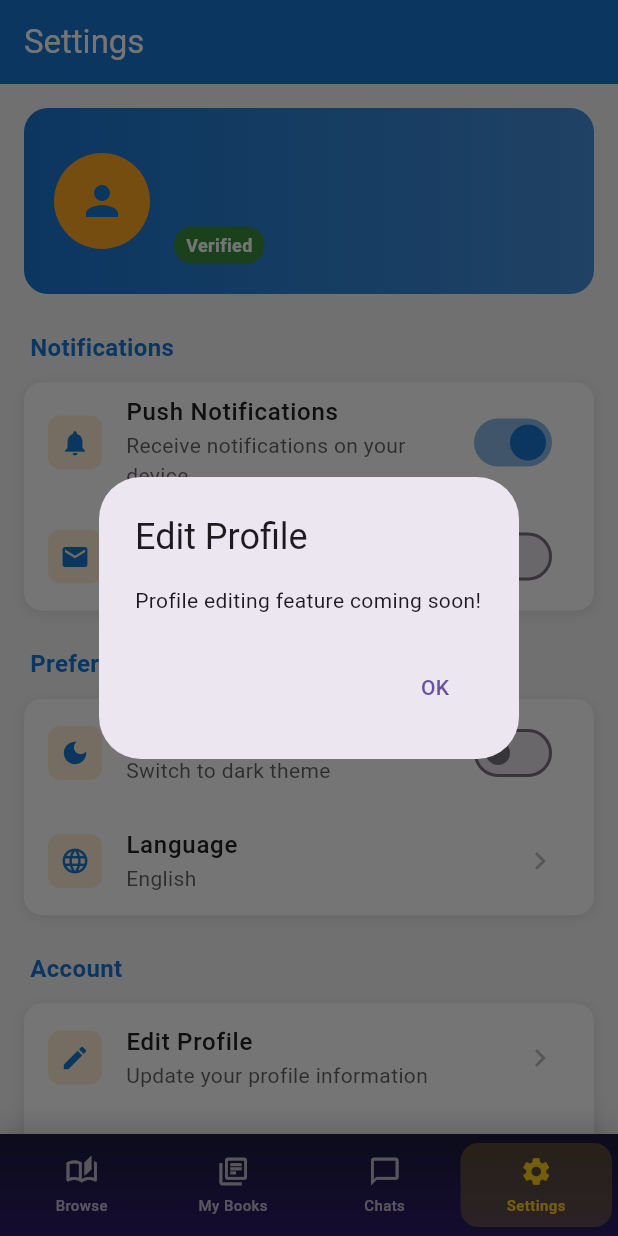
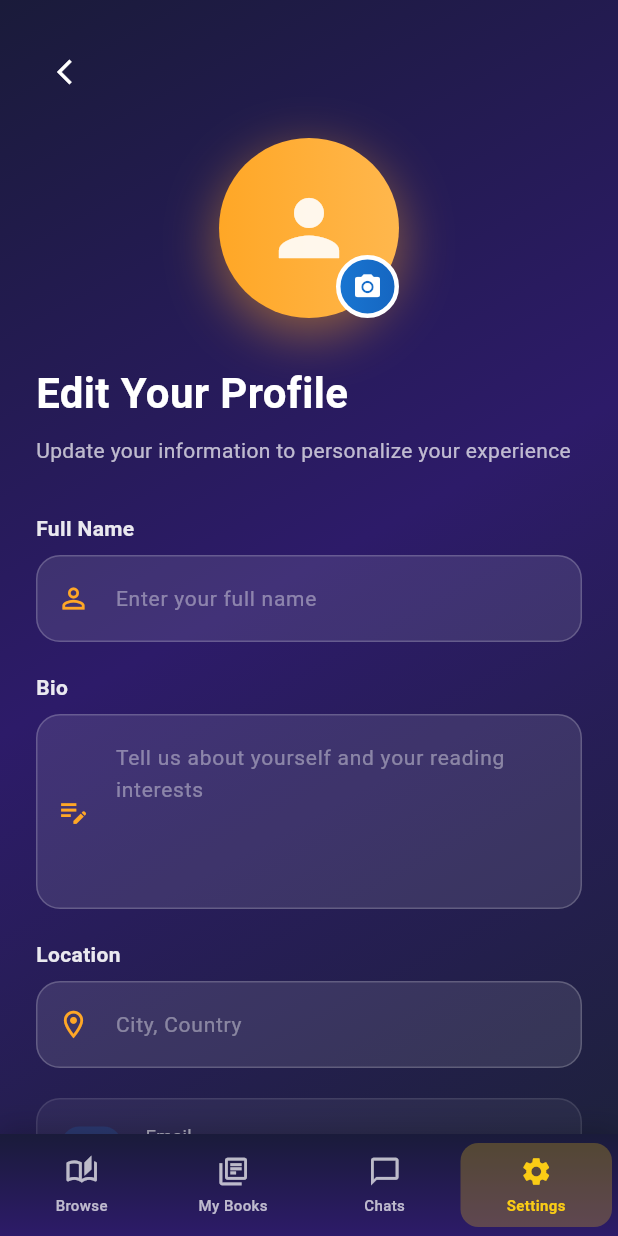
Before and after one commit to Innocent-Gershon/book_swap_mobile_dev, a Flutter app: the SettingsPage screen opened by its route, after a tap on "Edit Profile", on a phone screen of 412 x 824 dp. Run offline on Flutter 3.47's test engine with Material 3 defaults, Android fonts, the phone set to English and light mode, and no system bars; our stand-ins replace cloud_firestore, dartz, equatable, firebase_auth, firebase_core, firebase_storage and 7 more; accounts and stored records are empty.

Commit message:
Creative Edit Profile page implemented

```diff
--- /dev/null
+++ b/lib/presentation/pages/edit_profile_page.dart
@@ -0,0 +1,444 @@
+import 'package:flutter/material.dart';
+import 'package:flutter_riverpod/flutter_riverpod.dart';
+import 'package:cloud_firestore/cloud_firestore.dart';
+import '../../services/auth_service.dart';
+import '../theme/app_colors.dart';
+
+class EditProfilePage extends ConsumerStatefulWidget {
+  const EditProfilePage({super.key});
+
+  @override
+  ConsumerState<EditProfilePage> createState() => _EditProfilePageState();
+}
+
+class _EditProfilePageState extends ConsumerState<EditProfilePage> with SingleTickerProviderStateMixin {
+  final _formKey = GlobalKey<FormState>();
+  final _nameController = TextEditingController();
+  final _bioController = TextEditingController();
+  final _locationController = TextEditingController();
+  bool _isLoading = false;
+  bool _isSaving = false;
+
+  late AnimationController _animationController;
+  late Animation<double> _fadeAnimation;
+  late Animation<Offset> _slideAnimation;
+
+  @override
+  void initState() {
+    super.initState();
+    _animationController = AnimationController(
+      vsync: this,
+      duration: const Duration(milliseconds: 800),
+    );
+    _fadeAnimation = Tween<double>(begin: 0.0, end: 1.0).animate(
+      CurvedAnimation(parent: _animationController, curve: Curves.easeOut),
+    );
+    _slideAnimation = Tween<Offset>(
+      begin: const Offset(0, 0.3),
+      end: Offset.zero,
+    ).animate(CurvedAnimation(parent: _animationController, curve: Curves.easeOut));
+
+    _loadUserData();
+    _animationController.forward();
+  }
+
+  void _loadUserData() async {
+    setState(() => _isLoading = true);
+    final currentUser = AuthService.currentUser;
+    if (currentUser != null) {
+      try {
+        final userDoc = await FirebaseFirestore.instance
+            .collection('users')
+            .doc(currentUser.uid)
+            .get();
+
+        if (userDoc.exists && mounted) {
+          final data = userDoc.data()!;
+          _nameController.text = data['name'] ?? '';
+          _bioController.text = data['bio'] ?? '';
+          _locationController.text = data['location'] ?? '';
+        }
+      } catch (e) {
+        if (mounted) {
+          ScaffoldMessenger.of(context).showSnackBar(
+            SnackBar(content: Text('Failed to load profile: $e')),
+          );
+        }
+      }
+    }
+    setState(() => _isLoading = false);
+  }
+
+  @override
+  void dispose() {
+    _nameController.dispose();
+    _bioController.dispose();
+    _locationController.dispose();
+    _animationController.dispose();
+    super.dispose();
+  }
+
+  @override
+  Widget build(BuildContext context) {
+    final currentUser = AuthService.currentUser;
+
+    return Scaffold(
+      body: Container(
+        decoration: BoxDecoration(
+          gradient: LinearGradient(
+            begin: Alignment.topLeft,
+            end: Alignment.bottomRight,
+            colors: [
+              const Color(0xFF1A1B3A),
+              const Color(0xFF2D1B69),
+              const Color(0xFF1E213D),
+            ],
+          ),
+        ),
+        child: SafeArea(
+          child: _isLoading
+              ? Center(child: CircularProgressIndicator(color: AppColors.accent))
+              : FadeTransition(
+                  opacity: _fadeAnimation,
+                  child: SlideTransition(
+                    position: _slideAnimation,
+                    child: SingleChildScrollView(
+                      padding: const EdgeInsets.all(24),
+                      child: Form(
+                        key: _formKey,
+                        child: Column(
+                          crossAxisAlignment: CrossAxisAlignment.start,
+                          children: [
+                            Row(
+                              children: [
+                                IconButton(
+                                  onPressed: () => Navigator.pop(context),
+                                  icon: const Icon(Icons.arrow_back_ios, color: Colors.white, size: 20),
+                                ),
+                                const Spacer(),
+                              ],
+                            ),
+                            const SizedBox(height: 20),
+                            Center(
+                              child: Stack(
+                                children: [
+                                  Container(
+                                    width: 120,
+                                    height: 120,
+                                    decoration: BoxDecoration(
+                                      shape: BoxShape.circle,
+                                      gradient: LinearGradient(
+                                        colors: [AppColors.accent, AppColors.accentLight],
+                                      ),
+                                      boxShadow: [
+                                        BoxShadow(
+                                          color: AppColors.accent.withValues(alpha: 0.5),
+                                          blurRadius: 30,
+                                          offset: const Offset(0, 10),
+                                        ),
+                                      ],
+                                    ),
+                                    child: Icon(
+                                      Icons.person,
+                                      size: 60,
+                                      color: Colors.white.withValues(alpha: 0.9),
+                                    ),
+                                  ),
+                                  Positioned(
+                                    bottom: 0,
+                                    right: 0,
+                                    child: Container(
+                                      padding: const EdgeInsets.all(8),
+                                      decoration: BoxDecoration(
+                                        gradient: LinearGradient(
+                                          colors: [AppColors.primary, AppColors.primaryDark],
+                                        ),
+                                        shape: BoxShape.circle,
+                                        border: Border.all(color: Colors.white, width: 3),
+                                      ),
+                                      child: const Icon(Icons.camera_alt, color: Colors.white, size: 20),
+                                    ),
+                                  ),
+                                ],
+                              ),
+                            ),
+                            const SizedBox(height: 30),
+                            const Text(
+                              'Edit Your Profile',
+                              style: TextStyle(
+                                fontSize: 28,
+                                fontWeight: FontWeight.w700,
+                                color: Colors.white,
+                              ),
+                            ),
+                            const SizedBox(height: 8),
+                            Text(
+                              'Update your information to personalize your experience',
+                              style: TextStyle(
+                                fontSize: 14,
+                                color: Colors.white.withValues(alpha: 0.7),
+                              ),
+                            ),
+                            const SizedBox(height: 32),
+                            _buildTextField(
+                              controller: _nameController,
+                              label: 'Full Name',
+                              icon: Icons.person_outline,
+                              hint: 'Enter your full name',
+                              validator: (value) {
+                                if (value == null || value.isEmpty) {
+                                  return 'Please enter your name';
+                                }
+                                if (value.length < 2) {
+                                  return 'Name must be at least 2 characters';
+                                }
+                                return null;
+                              },
+                            ),
+                            const SizedBox(height: 20),
+                            _buildTextField(
+                              controller: _bioController,
+                              label: 'Bio',
+                              icon: Icons.edit_note,
+                              hint: 'Tell us about yourself and your reading interests',
+                              maxLines: 4,
+                              validator: (value) {
+                                if (value != null && value.length > 200) {
+                                  return 'Bio must be less than 200 characters';
+                                }
+                                return null;
+                              },
+                            ),
+                            const SizedBox(height: 20),
+                            _buildTextField(
+                              controller: _locationController,
+                              label: 'Location',
+                              icon: Icons.location_on_outlined,
+                              hint: 'City, Country',
+                            ),
+                            const SizedBox(height: 20),
+                            _buildInfoCard(
+                              'Email',
+                              currentUser?.email ?? 'Not available',
+                              Icons.email_outlined,
+                            ),
+                            const SizedBox(height: 40),
+                            Container(
+                              width: double.infinity,
+                              decoration: BoxDecoration(
+                                gradient: LinearGradient(
+                                  colors: [AppColors.accent, AppColors.accentLight],
+                                ),
+                                borderRadius: BorderRadius.circular(16),
+                                boxShadow: [
+                                  BoxShadow(
+                                    color: AppColors.accent.withValues(alpha: 0.5),
+                                    blurRadius: 20,
+                                    offset: const Offset(0, 10),
+                                  ),
+                                ],
+                              ),
+                              child: Material(
+                                color: Colors.transparent,
+                                child: InkWell(
+                                  onTap: _isSaving ? null : _saveProfile,
+                                  borderRadius: BorderRadius.circular(16),
+                                  child: Padding(
+                                    padding: const EdgeInsets.symmetric(vertical: 18),
+                                    child: _isSaving
+                                        ? const Center(
+                                            child: SizedBox(
+                                              width: 24,
+                                              height: 24,
+                                              child: CircularProgressIndicator(
+                                                color: Colors.white,
+                                                strokeWidth: 2,
+                                              ),
+                                            ),
+                                          )
+                                        : Row(
+                                            mainAxisAlignment: MainAxisAlignment.center,
+                                            children: [
+                                              const Icon(Icons.save, color: Colors.white, size: 22),
+                                              const SizedBox(width: 12),
+                                              const Text(
+                                                'Save Changes',
+                                                style: TextStyle(
+                                                  fontSize: 18,
+                                                  fontWeight: FontWeight.w700,
+                                                  color: Colors.white,
+                                                  letterSpacing: 0.5,
+                                                ),
+                                              ),
+                                            ],
+                                          ),
+                                  ),
+                                ),
+                              ),
+                            ),
+                            const SizedBox(height: 20),
+                          ],
+                        ),
+                      ),
+                    ),
+                  ),
+                ),
+        ),
+      ),
+    );
+  }
+
+  Widget _buildTextField({
+    required TextEditingController controller,
+    required String label,
+    required IconData icon,
+    required String hint,
+    int maxLines = 1,
+    String? Function(String?)? validator,
+  }) {
+    return Column(
+      crossAxisAlignment: CrossAxisAlignment.start,
+      children: [
+        Text(
+          label,
+          style: TextStyle(
+            fontSize: 14,
+            fontWeight: FontWeight.w600,
+            color: Colors.white.withValues(alpha: 0.9),
+          ),
+        ),
+        const SizedBox(height: 8),
+        Container(
+          decoration: BoxDecoration(
+            color: Colors.white.withValues(alpha: 0.1),
+            borderRadius: BorderRadius.circular(16),
+            border: Border.all(
+              color: Colors.white.withValues(alpha: 0.2),
+              width: 1,
+            ),
+          ),
+          child: TextFormField(
+            controller: controller,
+            maxLines: maxLines,
+            style: const TextStyle(color: Colors.white, fontSize: 16),
+            decoration: InputDecoration(
+              hintText: hint,
+              hintStyle: TextStyle(
+                color: Colors.white.withValues(alpha: 0.4),
+                fontSize: 14,
+              ),
+              prefixIcon: Icon(icon, color: AppColors.accent, size: 22),
+              border: InputBorder.none,
+              contentPadding: const EdgeInsets.symmetric(horizontal: 20, vertical: 16),
+            ),
+            validator: validator,
+          ),
+        ),
+      ],
+    );
+  }
+
+  Widget _buildInfoCard(String label, String value, IconData icon) {
+    return Container(
+      padding: const EdgeInsets.all(16),
+      decoration: BoxDecoration(
+        color: Colors.white.withValues(alpha: 0.05),
+        borderRadius: BorderRadius.circular(16),
+        border: Border.all(
+          color: Colors.white.withValues(alpha: 0.1),
+          width: 1,
+        ),
+      ),
+      child: Row(
+        children: [
+          Container(
+            padding: const EdgeInsets.all(10),
+            decoration: BoxDecoration(
+              color: AppColors.primary.withValues(alpha: 0.2),
+              borderRadius: BorderRadius.circular(12),
+            ),
+            child: Icon(icon, color: AppColors.primary, size: 20),
+          ),
+          const SizedBox(width: 16),
+          Expanded(
+            child: Column(
+              crossAxisAlignment: CrossAxisAlignment.start,
+              children: [
+                Text(
+                  label,
+                  style: TextStyle(
+                    fontSize: 12,
+                    color: Colors.white.withValues(alpha: 0.6),
+                  ),
+                ),
+                const SizedBox(height: 4),
+                Text(
+                  value,
+                  style: const TextStyle(
+                    fontSize: 16,
+                    fontWeight: FontWeight.w500,
+                    color: Colors.white,
+                  ),
+                ),
+              ],
+            ),
+          ),
+          Icon(Icons.lock_outline, color: Colors.white.withValues(alpha: 0.3), size: 18),
+        ],
+      ),
+    );
+  }
+
+  void _saveProfile() async {
+    if (!_formKey.currentState!.validate()) return;
+
+    setState(() => _isSaving = true);
+
+    final currentUser = AuthService.currentUser;
+    if (currentUser == null) {
+      setState(() => _isSaving = false);
+      return;
+    }
+
+    try {
+      await FirebaseFirestore.instance.collection('users').doc(currentUser.uid).set({
+        'name': _nameController.text.trim(),
+        'bio': _bioController.text.trim(),
+        'location': _locationController.text.trim(),
+        'email': currentUser.email,
+        'updatedAt': FieldValue.serverTimestamp(),
+      }, SetOptions(merge: true));
+
+      if (mounted) {
+        ScaffoldMessenger.of(context).showSnackBar(
+          SnackBar(
+            content: const Row(
+              children: [
+                Icon(Icons.check_circle, color: Colors.white),
+                SizedBox(width: 12),
+                Text('Profile updated successfully!'),
+              ],
+            ),
+            backgroundColor: AppColors.success,
+            behavior: SnackBarBehavior.floating,
+            shape: RoundedRectangleBorder(borderRadius: BorderRadius.circular(12)),
+          ),
+        );
+        Navigator.pop(context);
+      }
+    } catch (e) {
+      if (mounted) {
+        ScaffoldMessenger.of(context).showSnackBar(
+          SnackBar(
+            content: Text('Failed to update profile: $e'),
+            backgroundColor: Colors.red,
+            behavior: SnackBarBehavior.floating,
+            shape: RoundedRectangleBorder(borderRadius: BorderRadius.circular(12)),
+          ),
+        );
+      }
+    }
+
+    setState(() => _isSaving = false);
+  }
+}
--- a/lib/presentation/pages/settings_page.dart
+++ b/lib/presentation/pages/settings_page.dart
@@ -4,6 +4,7 @@ import 'package:go_router/go_router.dart';
 import '../../services/auth_service.dart';
 import '../theme/app_colors.dart';
 import '../providers/theme_provider.dart';
+import 'edit_profile_page.dart';
 
 class SettingsPage extends ConsumerStatefulWidget {
   const SettingsPage({super.key});
@@ -291,18 +292,9 @@ class _SettingsPageState extends ConsumerState<SettingsPage> {
   }
 
   void _showEditProfileDialog() {
-    showDialog(
-      context: context,
-      builder: (context) => AlertDialog(
-        title: const Text('Edit Profile'),
-        content: const Text('Profile editing feature coming soon!'),
-        actions: [
-          TextButton(
-            onPressed: () => Navigator.pop(context),
-            child: const Text('OK'),
-          ),
-        ],
-      ),
+    Navigator.push(
+      context,
+      MaterialPageRoute(builder: (context) => const EditProfilePage()),
     );
   }
 
```
